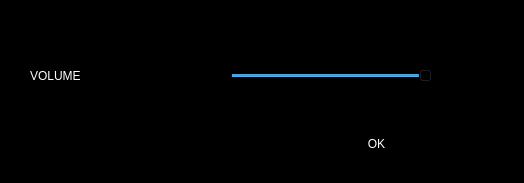
The window that UI/musiccontrols.ui (SivagiriVisakan/the-business-game) describes before a commit, drawn with Qt 5.
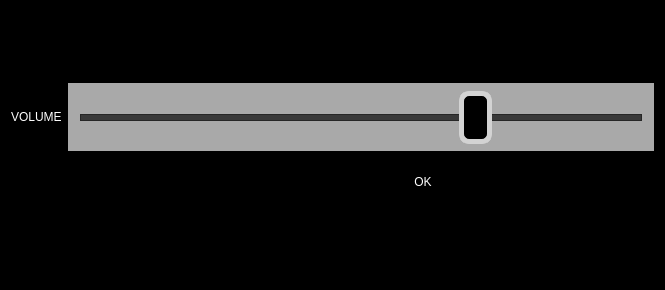
The same window after the commit.

What changed in the file:
```diff
--- a/UI/musiccontrols.ui
+++ b/UI/musiccontrols.ui
@@ -9,8 +9,8 @@
    <rect>
     <x>0</x>
     <y>0</y>
-    <width>524</width>
-    <height>183</height>
+    <width>665</width>
+    <height>290</height>
    </rect>
   </property>
   <property name="windowTitle">
@@ -25,17 +25,98 @@
   <property name="modal">
    <bool>false</bool>
   </property>
-  <widget class="QPushButton" name="pushButton">
-   <property name="geometry">
-    <rect>
-     <x>330</x>
-     <y>130</y>
-     <width>93</width>
-     <height>28</height>
-    </rect>
-   </property>
-   <property name="styleSheet">
-    <string notr="true">
+  <layout class="QVBoxLayout" name="verticalLayout_2">
+   <item>
+    <layout class="QVBoxLayout" name="verticalLayout">
+     <item>
+      <layout class="QHBoxLayout" name="horizontalLayout">
+       <item>
+        <widget class="QLabel" name="label">
+         <property name="styleSheet">
+          <string notr="true">
+
+font: 20pt &quot;Segoe Print&quot;;
+color: rgb(255, 255, 255);</string>
+         </property>
+         <property name="text">
+          <string>VOLUME</string>
+         </property>
+        </widget>
+       </item>
+       <item>
+        <widget class="QSlider" name="sliderVolume">
+         <property name="styleSheet">
+          <string notr="true">.QSlider {
+    min-height: 68px;
+    max-height: 68px;
+    background: #A9A9A9;
+}
+
+.QSlider::groove:horizontal {
+    border: 1px solid #262626;
+    height: 5px;
+    background: #393939;
+    margin: 0 12px;
+	
+}
+
+.QSlider::handle:horizontal {
+    background: black;
+    border: 5px solid #D3D3D3;
+    width: 23px;
+    height: 100px;
+    margin: -24px -12px;
+	border-radius:10px;
+}</string>
+         </property>
+         <property name="value">
+          <number>70</number>
+         </property>
+         <property name="orientation">
+          <enum>Qt::Horizontal</enum>
+         </property>
+        </widget>
+       </item>
+      </layout>
+     </item>
+     <item>
+      <layout class="QHBoxLayout" name="horizontalLayout_2">
+       <item>
+        <spacer name="horizontalSpacer">
+         <property name="orientation">
+          <enum>Qt::Horizontal</enum>
+         </property>
+         <property name="sizeHint" stdset="0">
+          <size>
+           <width>40</width>
+           <height>20</height>
+          </size>
+         </property>
+        </spacer>
+       </item>
+       <item>
+        <spacer name="horizontalSpacer_2">
+         <property name="orientation">
+          <enum>Qt::Horizontal</enum>
+         </property>
+         <property name="sizeHint" stdset="0">
+          <size>
+           <width>40</width>
+           <height>20</height>
+          </size>
+         </property>
+        </spacer>
+       </item>
+       <item>
+        <widget class="QPushButton" name="pushButton">
+         <property name="minimumSize">
+          <size>
+           <width>100</width>
+           <height>50</height>
+          </size>
+         </property>
+         <property name="styleSheet">
+          <string notr="true">
 
 QPushButton {
 	font: 16pt &quot;Times New Roman&quot;;
@@ -44,7 +125,7 @@
      
 	background-color: transparent;
 	
-     border-radius: 5px;
+     border-radius: 15px;
 }
 QPushButton:hover:!pressed
 {
@@ -54,49 +135,30 @@
 	color:rgb(38, 58, 75); 
 background-color: qlineargradient(spread:pad, x1:0, y1:0, x2:1, y2:0, stop:0 rgba(170, 255, 255, 255), stop:1 rgba(255, 255, 255, 255));
 }</string>
-   </property>
-   <property name="text">
-    <string>OK</string>
-   </property>
-  </widget>
-  <widget class="QSlider" name="sliderVolume">
-   <property name="geometry">
-    <rect>
-     <x>230</x>
-     <y>60</y>
-     <width>281</width>
-     <height>31</height>
-    </rect>
-   </property>
-   <property name="styleSheet">
-    <string notr="true"/>
-   </property>
-   <property name="value">
-    <number>70</number>
-   </property>
-   <property name="orientation">
-    <enum>Qt::Horizontal</enum>
-   </property>
-  </widget>
-  <widget class="QLabel" name="label">
-   <property name="geometry">
-    <rect>
-     <x>30</x>
-     <y>50</y>
-     <width>151</width>
-     <height>51</height>
-    </rect>
-   </property>
-   <property name="styleSheet">
-    <string notr="true">
-
-font: 20pt &quot;Segoe Print&quot;;
-color: rgb(255, 255, 255);</string>
-   </property>
-   <property name="text">
-    <string>VOLUME</string>
-   </property>
-  </widget>
+         </property>
+         <property name="text">
+          <string>OK</string>
+         </property>
+        </widget>
+       </item>
+       <item>
+        <spacer name="horizontalSpacer_3">
+         <property name="orientation">
+          <enum>Qt::Horizontal</enum>
+         </property>
+         <property name="sizeHint" stdset="0">
+          <size>
+           <width>40</width>
+           <height>20</height>
+          </size>
+         </property>
+        </spacer>
+       </item>
+      </layout>
+     </item>
+    </layout>
+   </item>
+  </layout>
  </widget>
  <resources/>
  <connections/>
```
Left out of the diff: 3 changed lines with no effect on the pictures.
